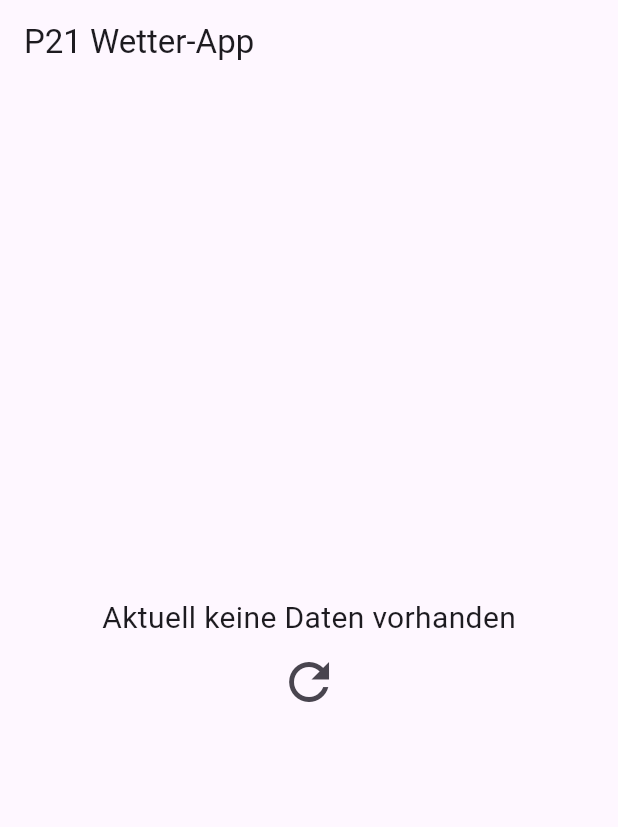
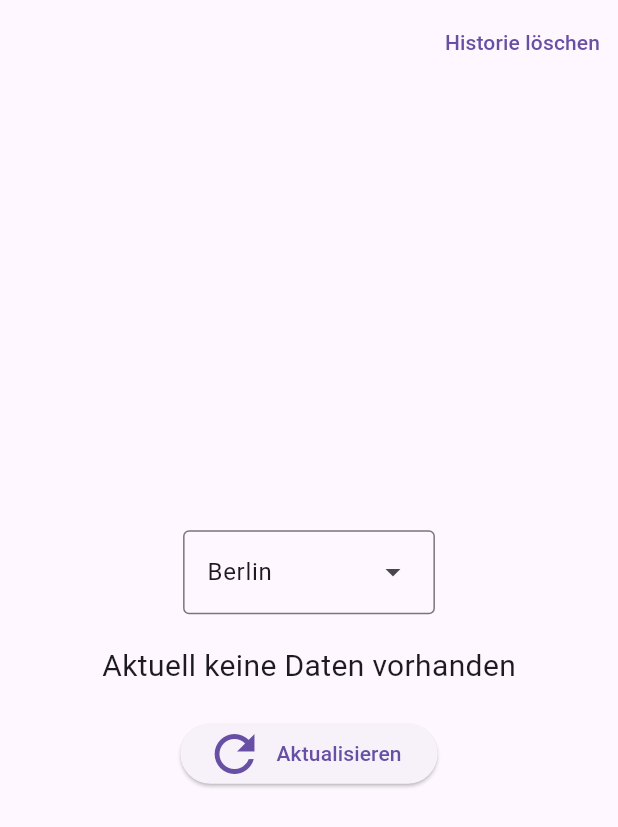
Before and after one commit to Jura17/Simple_Weather_App, a Flutter app: the screen it shows after launch, on a phone screen of 412 x 824 dp. Shown: the top 827 px of the screen. Run offline on Flutter 3.47's test engine with Material 3 defaults, Android fonts, the light colour scheme and no system bars; our stand-ins replace shared_preferences.

Commit message:
feat: add dropdown menu to choose a city

```diff
--- /dev/null
+++ b/lib/data/api_urls.dart
@@ -0,0 +1,12 @@
+const Map<String, dynamic> apiUris = {
+  "Berlin":
+      "https://api.open-meteo.com/v1/forecast?latitude=52.52&longitude=13.41&current=temperature_2m",
+  "Osaka":
+      "https://api.open-meteo.com/v1/forecast?latitude=34.6937&longitude=135.5022&current=temperature_2m",
+  "Stockholm":
+      "https://api.open-meteo.com/v1/forecast?latitude=59.3294&longitude=18.0687&current=temperature_2m",
+  "New York":
+      "https://api.open-meteo.com/v1/forecast?latitude=40.7143&longitude=-74.006&current=temperature_2m",
+  "Sao Paulo":
+      "https://api.open-meteo.com/v1/forecast?latitude=-23.5475&longitude=-46.6361&current=temperature_2m"
+};
--- a/lib/main.dart
+++ b/lib/main.dart
@@ -1,6 +1,10 @@
 import 'package:flutter/material.dart';
+import 'package:p21_weather_app/data/repositories/shared_preferences_repository.dart';
 import 'package:p21_weather_app/main_app.dart';
 
 void main() {
-  runApp(const MainApp());
+  WidgetsFlutterBinding.ensureInitialized();
+  final SharedPreferencesRepository sharedPrefsRepo =
+      SharedPreferencesRepository();
+  runApp(MainApp(sharedPrefsRepo: sharedPrefsRepo));
 }
--- a/lib/main_app.dart
+++ b/lib/main_app.dart
@@ -1,14 +1,18 @@
-import 'dart:convert';
+import 'package:flutter/material.dart';
+import 'package:p21_weather_app/data/repositories/shared_preferences_repository.dart';
 
-import 'package:flutter/material.dart';
-import 'package:http/http.dart' as http;
 import 'package:p21_weather_app/ui/screens/home_screen.dart';
 
 class MainApp extends StatelessWidget {
-  const MainApp({super.key});
+  const MainApp({
+    super.key,
+    required this.sharedPrefsRepo,
+  });
+
+  final SharedPreferencesRepository sharedPrefsRepo;
 
   @override
   Widget build(BuildContext context) {
-    return const MaterialApp(home: HomeScreen());
+    return MaterialApp(home: HomeScreen(sharedPrefsRepo: sharedPrefsRepo));
   }
 }
--- a/lib/ui/screens/home_screen.dart
+++ b/lib/ui/screens/home_screen.dart
@@ -2,58 +2,118 @@ import 'dart:convert';
 
 import 'package:flutter/material.dart';
 import 'package:http/http.dart' as http;
+import 'package:p21_weather_app/data/api_urls.dart';
+import 'package:p21_weather_app/data/repositories/shared_preferences_repository.dart';
 
 class HomeScreen extends StatefulWidget {
-  const HomeScreen({super.key});
+  const HomeScreen({
+    super.key,
+    required this.sharedPrefsRepo,
+  });
+
+  final SharedPreferencesRepository sharedPrefsRepo;
 
   @override
   State<HomeScreen> createState() => _HomeScreenState();
 }
 
 class _HomeScreenState extends State<HomeScreen> {
-  String _currentTemperature = "Aktuell keine Daten vorhanden";
+  String _tempInfoText = "";
+  double _mostRecentTemperature = 0.0;
+  TextEditingController cityController = TextEditingController();
+  String _currentCity = "";
 
   @override
   void initState() {
     super.initState();
-    fetchWeather();
+    fetchRecentData();
   }
 
-  void fetchWeather() async {
-    String uri =
-        "https://api.open-meteo.com/v1/forecast?latitude=52.52&longitude=13.41&current=temperature_2m";
+  @override
+  void dispose() {
+    super.dispose();
+    cityController.dispose();
+  }
+
+  void fetchRecentData() async {
+    _currentCity = await widget.sharedPrefsRepo.recentCity;
+    _mostRecentTemperature = await widget.sharedPrefsRepo.recentTemperature;
+
+    setState(() {
+      if (_currentCity.isEmpty) {
+        _currentCity = "Berlin";
+      }
+
+      if (_mostRecentTemperature == 0.0) {
+        _tempInfoText = "Aktuell keine Daten vorhanden";
+      } else {
+        _tempInfoText =
+            "Temperatur in $_currentCity: $_mostRecentTemperature °C";
+      }
+    });
+  }
+
+  void fetchCurrentTemperature(currentCity) async {
+    String uri = apiUris[currentCity];
     final response = await http.get(Uri.parse(uri));
 
     final weatherJsonData = jsonDecode(response.body);
+    final newTemperature = weatherJsonData["current"]["temperature_2m"];
 
     setState(() {
-      _currentTemperature =
-          "Temperatur in Berlin: ${weatherJsonData["current"]["temperature_2m"]} °C";
+      _tempInfoText = "Temperatur in $currentCity: $newTemperature °C";
     });
+    await widget.sharedPrefsRepo.overrideRecentTemperature(newTemperature);
+    _currentCity = currentCity!;
+    await widget.sharedPrefsRepo.overrideRecentCity(currentCity);
   }
 
   @override
   Widget build(BuildContext context) {
     return Scaffold(
       appBar: AppBar(
-        title: Text("P21 Wetter-App"),
+        actions: [
+          TextButton(
+            onPressed: widget.sharedPrefsRepo.clearHistory,
+            child: Text("Historie löschen"),
+          )
+        ],
       ),
       body: Center(
         child: Column(
+          spacing: 20,
           mainAxisAlignment: MainAxisAlignment.center,
           crossAxisAlignment: CrossAxisAlignment.center,
           children: [
+            DropdownMenu(
+              initialSelection: _currentCity,
+              controller: cityController,
+              onSelected: (value) {
+                setState(() {
+                  _currentCity = value!;
+                });
+              },
+              // TODO: fill values using the keys from the api_url map to ensure all cities are listed
+              dropdownMenuEntries: [
+                DropdownMenuEntry(value: "Berlin", label: "Berlin"),
+                DropdownMenuEntry(value: "Stockholm", label: "Stockholm"),
+                DropdownMenuEntry(value: "Osaka", label: "Osaka"),
+                DropdownMenuEntry(value: "New York", label: "New York"),
+                DropdownMenuEntry(value: "Sao Paulo", label: "Sao Paulo"),
+              ],
+            ),
             Text(
-              _currentTemperature,
+              _tempInfoText,
               style: TextStyle(fontSize: 20),
             ),
-            IconButton(
+            ElevatedButton.icon(
+              label: Text("Aktualisieren"),
               icon: Icon(
                 Icons.refresh,
                 size: 40,
               ),
               onPressed: () {
-                fetchWeather();
+                fetchCurrentTemperature(_currentCity);
               },
             )
           ],
--- a/pubspec.yaml
+++ b/pubspec.yaml
@@ -10,6 +10,7 @@ dependencies:
   flutter:
     sdk: flutter
   http: ^1.3.0
+  shared_preferences: ^2.5.2
 
 dev_dependencies:
   flutter_test:
```
Also changed, not shown: lib/data/repositories/database_repository.dart (added, +7 -0 lines), lib/data/repositories/shared_preferences_repository.dart (added, +37 -0 lines), pubspec.lock, 10 other files.
